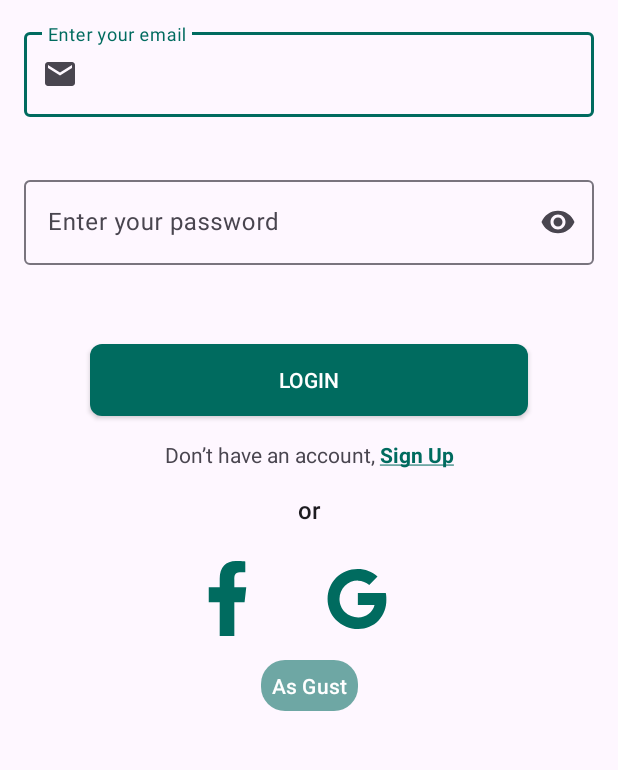
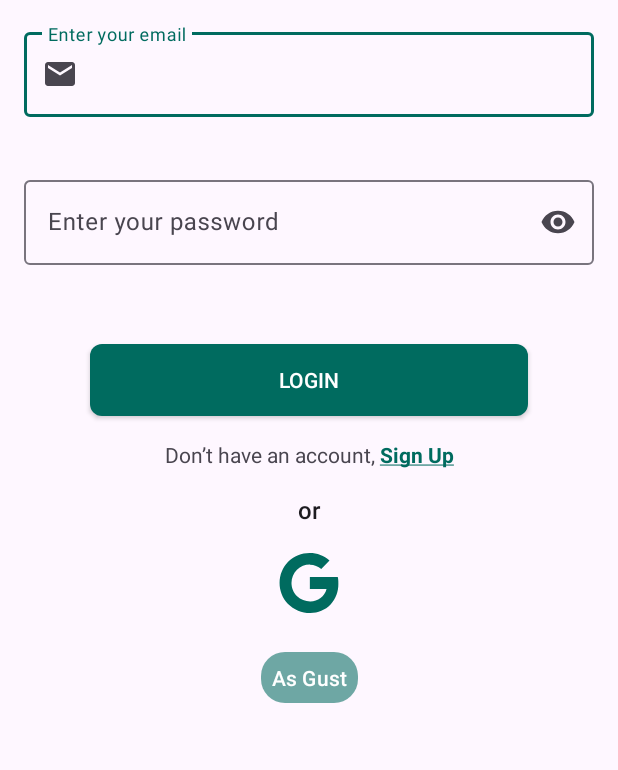
Before and after one commit to khaledeid1k/FoodPlanner, an Android app: the screen it shows after launch (MainActivity), on a phone screen of 412 x 824 dp, the part 282-1052 px from its top. Run offline under Robolectric (Android 15) with nearby library versions, the phone set to English and light mode, and no system bars; our stand-ins replace Firebase (no records; nobody signed in at launch, a user with empty details on screens opened directly), Room's generated code, navigation-ui.

Commit message:
delete facebook icon

```diff
--- a/app/src/main/res/layout/fragment_login.xml
+++ b/app/src/main/res/layout/fragment_login.xml
@@ -23,7 +23,7 @@
             android:textColor="@color/white"
             app:layout_constraintEnd_toEndOf="parent"
             app:layout_constraintStart_toStartOf="parent"
-            app:layout_constraintTop_toBottomOf="@+id/facebook_register" />
+            app:layout_constraintTop_toBottomOf="@+id/google_login" />
 
         <ImageView
             android:id="@+id/background_login"
@@ -118,27 +118,26 @@
             app:layout_constraintStart_toStartOf="parent"
             app:layout_constraintTop_toBottomOf="@+id/go_to_register" />
 
-        <ImageView
-            android:id="@+id/facebook_register"
-            android:layout_width="wrap_content"
-            android:layout_height="wrap_content"
-            android:src="@drawable/facebook"
-            app:layout_constraintBottom_toBottomOf="parent"
-            app:layout_constraintEnd_toStartOf="@+id/google_login"
-            app:layout_constraintHorizontal_bias=".8"
-            app:layout_constraintStart_toStartOf="parent"
-            app:layout_constraintTop_toBottomOf="@+id/or"
-            app:layout_constraintVertical_bias=".1" />
+<!--        <ImageView-->
+<!--            android:id="@+id/facebook_register"-->
+<!--            android:layout_width="wrap_content"-->
+<!--            android:layout_height="wrap_content"-->
+<!--            android:src="@drawable/facebook"-->
+<!--            app:layout_constraintBottom_toBottomOf="parent"-->
+<!--            app:layout_constraintEnd_toStartOf="@+id/google_login"-->
+<!--            app:layout_constraintHorizontal_bias=".8"-->
+<!--            app:layout_constraintStart_toStartOf="parent"-->
+<!--            app:layout_constraintTop_toBottomOf="@+id/or"-->
+<!--            app:layout_constraintVertical_bias=".1" />-->
 
         <ImageView
             android:id="@+id/google_login"
             android:layout_width="wrap_content"
             android:layout_height="wrap_content"
             android:src="@drawable/google"
-            app:layout_constraintBottom_toBottomOf="@+id/facebook_register"
+            android:layout_marginVertical="@dimen/margin_8"
             app:layout_constraintEnd_toEndOf="parent"
-            app:layout_constraintHorizontal_bias="0.59"
             app:layout_constraintStart_toStartOf="parent"
-            app:layout_constraintTop_toTopOf="@+id/facebook_register" />
+            app:layout_constraintTop_toBottomOf="@+id/or" />
     </androidx.constraintlayout.widget.ConstraintLayout>
 </ScrollView>
```
Also changed, not shown: app/src/main/res/layout/fragment_sign_up.xml (+14 -14 lines).
